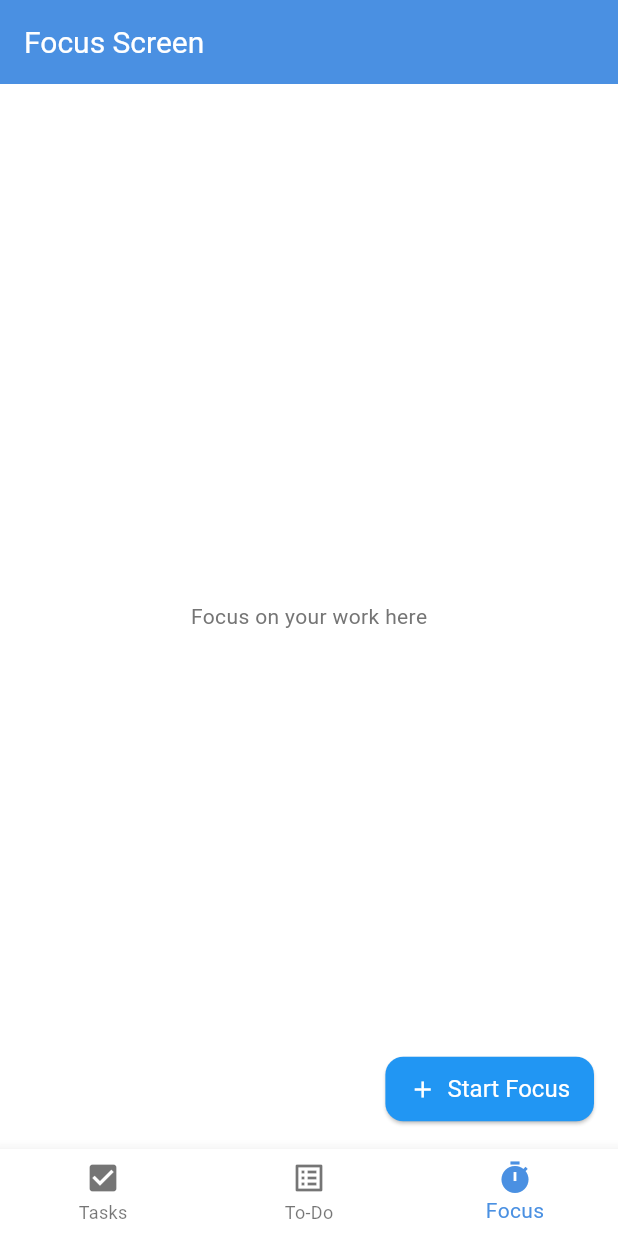
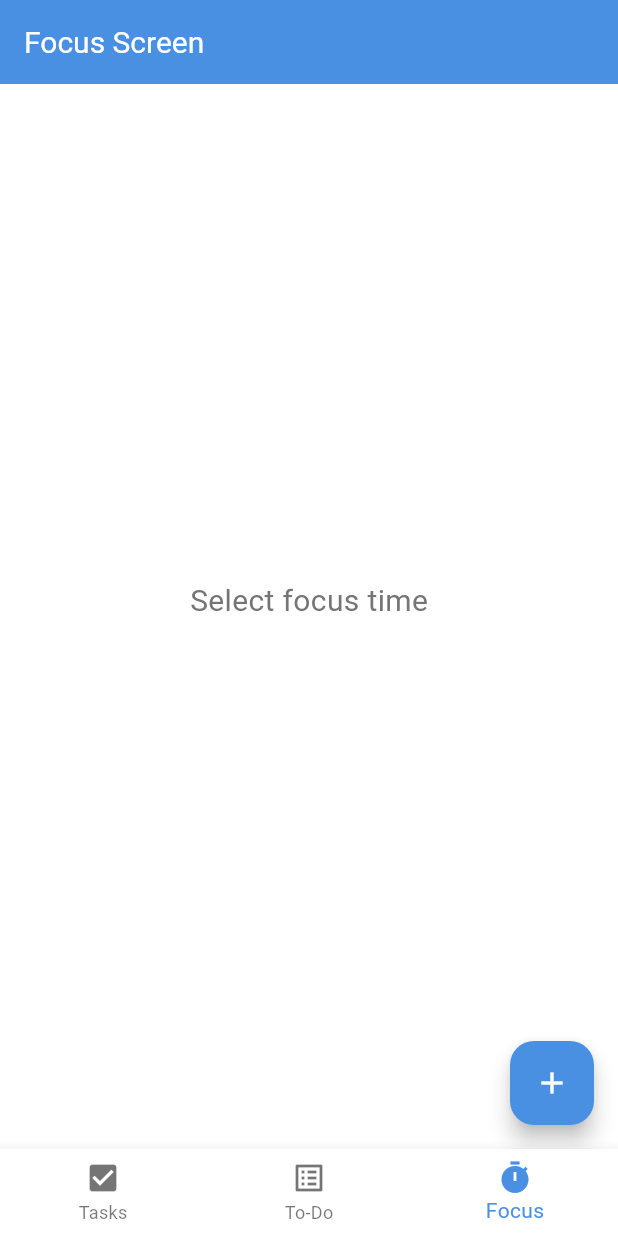
Before and after one commit to Thennavan-Hex/ToDoMate, a Flutter app: the screen it shows after launch, item 3 of the bottom bar chosen, on a phone screen of 412 x 824 dp. Run offline on Flutter 3.47's test engine with Material 3 defaults, Android fonts, the phone set to English and light mode, and no system bars; our stand-ins replace hive, hive_flutter; accounts and stored records are empty.

Commit message:
focus screen

```diff
--- a/lib/main.dart
+++ b/lib/main.dart
@@ -2,13 +2,18 @@ import 'package:flutter/material.dart';
 import 'package:hive_flutter/hive_flutter.dart';
 import 'package:untitled1/core/constants/theme.dart';
 import 'package:untitled1/core/constants/bottom_nav.dart';
+import 'package:untitled1/db_data_screen.dart';
+import 'package:untitled1/model/timer_model.dart';
 
 void main() async {
   WidgetsFlutterBinding.ensureInitialized();
 
   await Hive.initFlutter();
 
+  Hive.registerAdapter(TimerModelAdapter());
+
   await Hive.openBox('TaskDB');
+  await Hive.openBox<TimerModel>('TimerDB');
 
   runApp(const MyApp());
 }
--- a/lib/view/home/focus_screen.dart
+++ b/lib/view/home/focus_screen.dart
@@ -1,28 +1,109 @@
 import 'package:flutter/material.dart';
-import 'package:untitled1/widget/add_button.dart';
+import 'package:untitled1/model/timer_function.dart';
 
-class FocusScreen extends StatelessWidget {
+class FocusScreen extends StatefulWidget {
   const FocusScreen({super.key});
 
-  void _onAddFocusPressed() {
-    // ignore: avoid_print
-    print('Focus session started');
+  @override
+  _FocusScreenState createState() => _FocusScreenState();
+}
+
+class _FocusScreenState extends State<FocusScreen> {
+  int _secondsLeft = 0;
+  bool _isSessionActive = false;
+
+  // Function to handle time change
+  void _updateTime(int seconds) {
+    setState(() {
+      _secondsLeft = seconds;
+    });
+  }
+
+  // Function to handle session end
+  void _endSession() {
+    setState(() {
+      _isSessionActive = false;
+    });
+    print('Timer ended');
   }
 
   @override
   Widget build(BuildContext context) {
     return Scaffold(
-      appBar: AppBar(
-        title: const Text('Focus Screen'),
+      appBar: AppBar(title: const Text('Focus Screen')),
+      body: Center(
+        child: Column(
+          mainAxisAlignment: MainAxisAlignment.center,
+          children: [
+            if (_secondsLeft == 0 && !_isSessionActive)
+              const Text('Select focus time', style: TextStyle(fontSize: 20))
+            else
+              Text(
+                _formatTime(_secondsLeft),
+                style: const TextStyle(
+                  fontSize: 60,
+                  fontWeight: FontWeight.bold,
+                  color: Colors.blueAccent,
+                ),
+              ),
+            const SizedBox(height: 20),
+            if (_isSessionActive)
+              ElevatedButton(
+                onPressed: () {
+                  startFocusSession(
+                    context,
+                    _updateTime,
+                    _endSession,
+                  );
+                },
+                child: const Text('Start Focus'),
+              ),
+            if (_secondsLeft > 0)
+              ElevatedButton(
+                onPressed: () {
+                  startFocusSession(
+                    context,
+                    _updateTime,
+                    _endSession,
+                  );
+                },
+                child: const Text('Stop & Reset'),
+                style: ElevatedButton.styleFrom(
+                  backgroundColor: Colors.red,
+                  padding: const EdgeInsets.symmetric(horizontal: 30, vertical: 12),
+                  shape: RoundedRectangleBorder(
+                    borderRadius: BorderRadius.circular(12),
+                  ),
+                  textStyle: const TextStyle(fontSize: 18),
+                ),
+              ),
+          ],
+        ),
       ),
-      body: const Center(
-        child: Text('Focus on your work here'),
-      ),
-      floatingActionButton: AddButton(
-        onPressed: _onAddFocusPressed,
-        label: 'Start Focus',
-        icon: Icons.add,
+      floatingActionButton: FloatingActionButton(
+        onPressed: () {
+          startFocusSession(
+            context,
+            _updateTime,
+            _endSession,
+          );
+        },
+        child: const Icon(Icons.add),
       ),
     );
   }
+
+  // Helper method to format seconds into hours, minutes, and seconds
+  String _formatTime(int seconds) {
+    final int hours = (seconds / 3600).floor(); // Calculate hours
+    final int minutes = ((seconds % 3600) / 60).floor(); // Calculate minutes
+    final int remainingSeconds = seconds % 60; // Calculate remaining seconds
+
+    // If hours are greater than 0, display in hh:mm:ss format
+    if (hours > 0) {
+      return '${hours.toString().padLeft(2, '0')}:${minutes.toString().padLeft(2, '0')}:${remainingSeconds.toString().padLeft(2, '0')}';
+    } else {
+      return '${minutes.toString().padLeft(2, '0')}:${remainingSeconds.toString().padLeft(2, '0')}';
+    }
+  }
 }
```
Also changed, not shown: lib/db_data_screen.dart (added, +78 -0 lines), lib/model/timer_function.dart (added, +51 -0 lines), lib/model/timer_model.dart (added, +29 -0 lines), lib/widget/static_icon_button.dart (added, +32 -0 lines), lib/widget/timer.dart (added, +84 -0 lines), lib/model/timer_model.g.dart (added).
